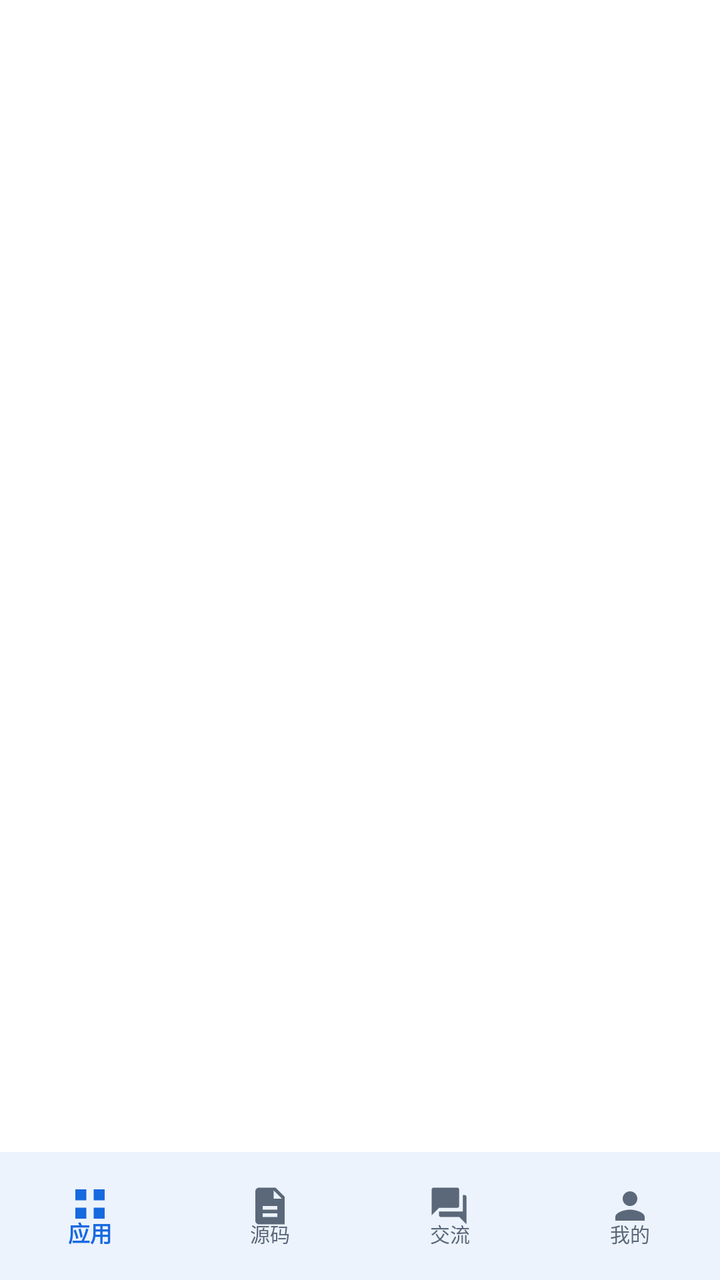
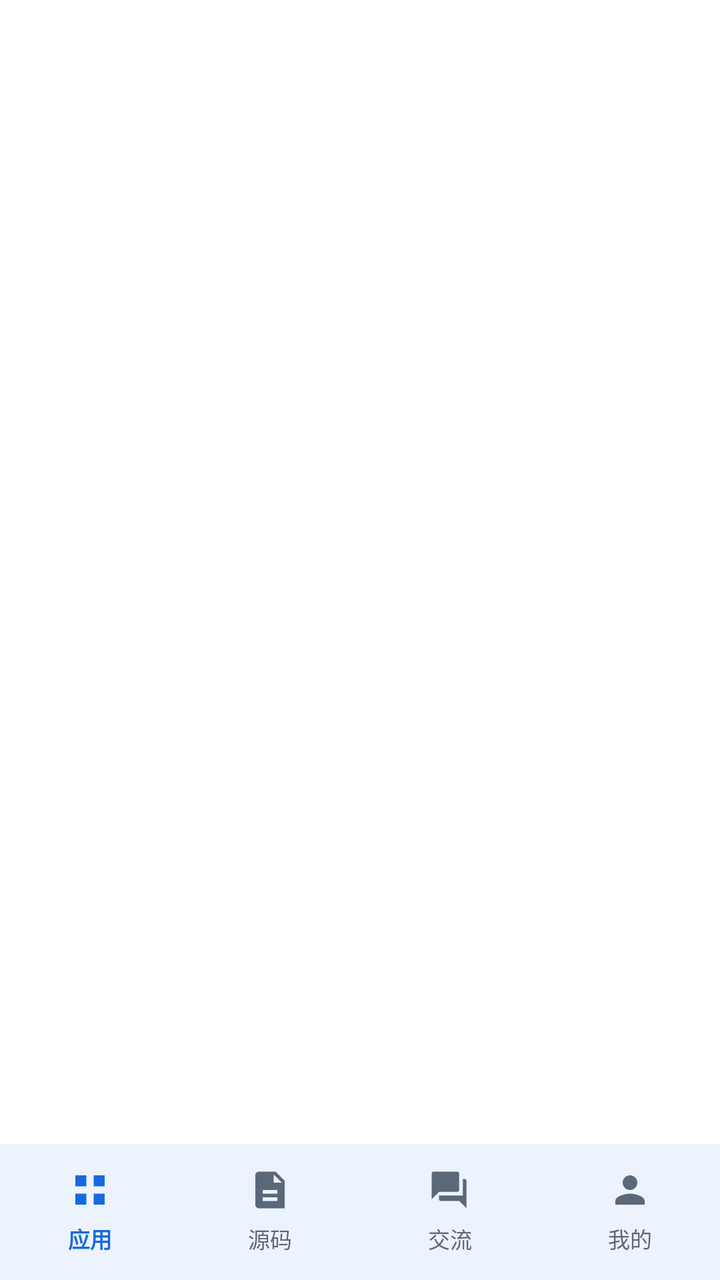

Before-and-after screenshots of an Android layout around one commit, followed by the original layout XML and the change that was made.
<!-- AndroidManifest.xml: application theme Theme.Yiyunying -->
<!-- res/layout/fragment_management_shell.xml -->
<?xml version="1.0" encoding="utf-8"?>
<LinearLayout xmlns:android="http://schemas.android.com/apk/res/android"
    xmlns:app="http://schemas.android.com/apk/res-auto"
    android:layout_width="match_parent"
    android:layout_height="match_parent"
    android:background="@color/surface"
    android:orientation="vertical">

    <androidx.viewpager2.widget.ViewPager2
        android:id="@+id/pager"
        android:layout_width="match_parent"
        android:layout_height="0dp"
        android:layout_weight="1" />

    <com.google.android.material.bottomnavigation.BottomNavigationView
        android:id="@+id/bottomNavigation"
        android:layout_width="match_parent"
        android:layout_height="@dimen/bottom_dock_height"
        android:minHeight="0dp"
        android:paddingTop="4dp"
        android:paddingBottom="3dp"
        android:background="@color/glass_surface_strong"
        android:elevation="8dp"
        app:itemActiveIndicatorStyle="@style/Widget.Material3.BottomNavigationView.ActiveIndicator"
        app:itemHorizontalTranslationEnabled="false"
        app:itemIconSize="22dp"
        app:itemIconTint="@color/bottom_navigation_tint"
        app:itemTextAppearanceActive="@style/TextAppearance.Yiyunying.BottomNavigation.Active"
        app:itemTextAppearanceInactive="@style/TextAppearance.Yiyunying.BottomNavigation.Inactive"
        app:itemTextColor="@color/bottom_navigation_tint"
        app:labelVisibilityMode="labeled"
        app:menu="@menu/management_bottom_navigation" />
</LinearLayout>
<!-- resources referenced by this layout -->
<resources>
  <color name="glass_surface_strong">#F5FFFFFF</color>
  <color name="surface">#FFFFFF</color>
  <dimen name="bottom_dock_height">64dp</dimen>
  <style name="TextAppearance.Yiyunying.BottomNavigation.Active" parent="TextAppearance.Material3.LabelMedium">
          <item name="android:textSize">11sp</item>
          <item name="android:textStyle">bold</item>
          <item name="android:letterSpacing">0</item>
      </style>
  <style name="TextAppearance.Yiyunying.BottomNavigation.Inactive" parent="TextAppearance.Material3.LabelMedium">
          <item name="android:textSize">10sp</item>
          <item name="android:letterSpacing">0</item>
      </style>
  <style name="Theme.Yiyunying" parent="Theme.Yiyunying.Base" />
  <style name="Theme.Yiyunying.Base" parent="Theme.Material3.Light.NoActionBar">
          <item name="colorPrimary">@color/primary</item>
          <item name="colorOnPrimary">@color/on_primary</item>
          <item name="colorPrimaryContainer">@color/primary_container</item>
          <item name="colorOnPrimaryContainer">@color/on_primary_container</item>
          <item name="colorSecondary">@color/secondary</item>
          <item name="colorOnSecondary">@color/on_secondary</item>
          <item name="colorSecondaryContainer">@color/secondary_container</item>
          <item name="colorTertiary">@color/tertiary</item>
          <item name="colorError">@color/error</item>
          <item name="android:colorBackground">@color/surface</item>
          <item name="colorSurface">@color/surface</item>
          <item name="colorOnSurface">@color/on_surface</item>
          <item name="colorOnSurfaceVariant">@color/on_surface_variant</item>
          <item name="colorOutline">@color/outline</item>
          <item name="android:fontFamily">sans-serif</item>
          <item name="android:windowActionModeOverlay">true</item>
          <item name="android:windowLightStatusBar">true</item>
          <item name="android:statusBarColor">@color/surface</item>
          <item name="android:navigationBarColor">@color/surface</item>
          <item name="materialCardViewStyle">@style/Widget.Yiyunying.Card</item>
          <item name="materialButtonStyle">@style/Widget.Yiyunying.Button</item>
      </style>
  <color name="primary">#1769E0</color>
  <color name="on_primary">#FFFFFF</color>
  <color name="primary_container">#E8F1FF</color>
  <color name="on_primary_container">#123A72</color>
  <color name="secondary">#4B78B8</color>
  <color name="on_secondary">#FFFFFF</color>
  <color name="secondary_container">#EAF2FF</color>
  <color name="tertiary">#476DA5</color>
  <color name="error">#BA1A1A</color>
  <color name="on_surface">#17243A</color>
  <color name="on_surface_variant">#5B687A</color>
  <color name="outline">#AAB7C8</color>
  <style name="Widget.Yiyunying.Card" parent="Widget.Material3.CardView.Elevated">
          <item name="cardCornerRadius">8dp</item>
          <item name="cardElevation">1dp</item>
          <item name="cardBackgroundColor">@color/glass_surface</item>
          <item name="strokeColor">@color/glass_outline</item>
          <item name="strokeWidth">1dp</item>
      </style>
  <style name="Widget.Yiyunying.Button" parent="Widget.Material3.Button">
          <item name="cornerRadius">8dp</item>
          <item name="android:minHeight">48dp</item>
          <item name="android:textAllCaps">false</item>
      </style>
  <color name="glass_surface">#E8FFFFFF</color>
  <color name="glass_outline">#80C4CFDD</color>
</resources>

<!-- the commit's change to res/layout/fragment_management_shell.xml (unified diff, before → after) -->
@@ -16,9 +16,6 @@
         android:id="@+id/bottomNavigation"
         android:layout_width="match_parent"
         android:layout_height="@dimen/bottom_dock_height"
-        android:minHeight="0dp"
-        android:paddingTop="4dp"
-        android:paddingBottom="3dp"
         android:background="@color/glass_surface_strong"
         android:elevation="8dp"
         app:itemActiveIndicatorStyle="@style/Widget.Material3.BottomNavigationView.ActiveIndicator"
<!-- resource entries referenced after the edit -->
@@ -2,14 +2,14 @@
 <resources>
   <color name="glass_surface_strong">#F5FFFFFF</color>
   <color name="surface">#FFFFFF</color>
-  <dimen name="bottom_dock_height">64dp</dimen>
+  <dimen name="bottom_dock_height">68dp</dimen>
   <style name="TextAppearance.Yiyunying.BottomNavigation.Active" parent="TextAppearance.Material3.LabelMedium">
           <item name="android:textSize">11sp</item>
           <item name="android:textStyle">bold</item>
           <item name="android:letterSpacing">0</item>
       </style>
   <style name="TextAppearance.Yiyunying.BottomNavigation.Inactive" parent="TextAppearance.Material3.LabelMedium">
-          <item name="android:textSize">10sp</item>
+          <item name="android:textSize">11sp</item>
           <item name="android:letterSpacing">0</item>
       </style>
   <style name="Theme.Yiyunying" parent="Theme.Yiyunying.Base" />
